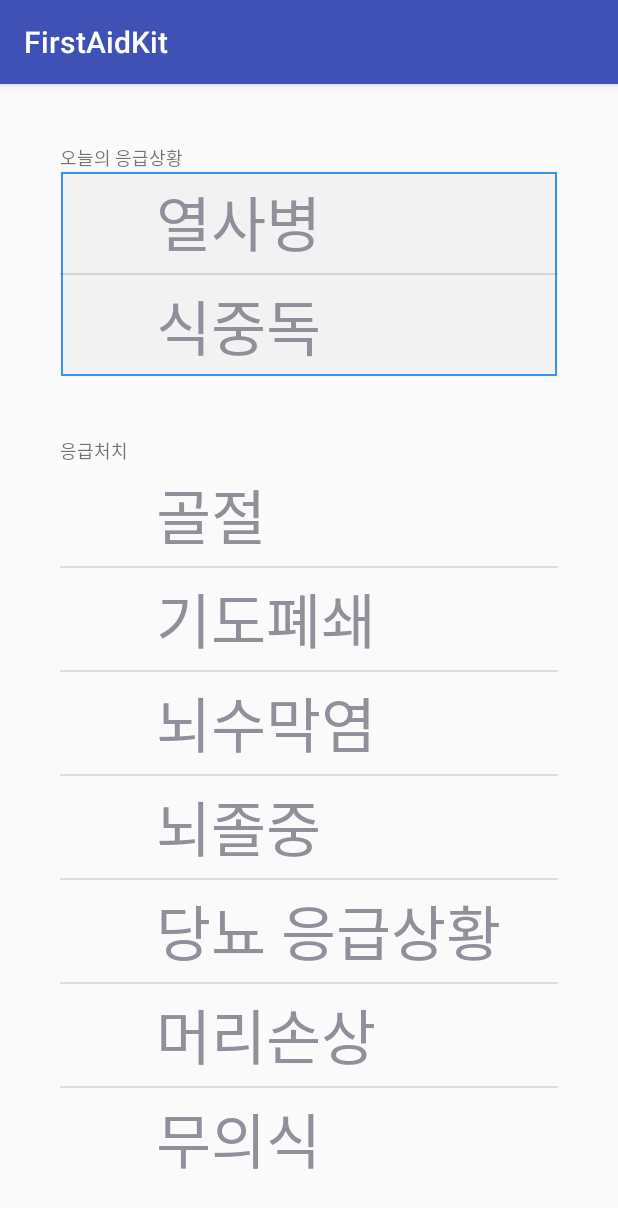
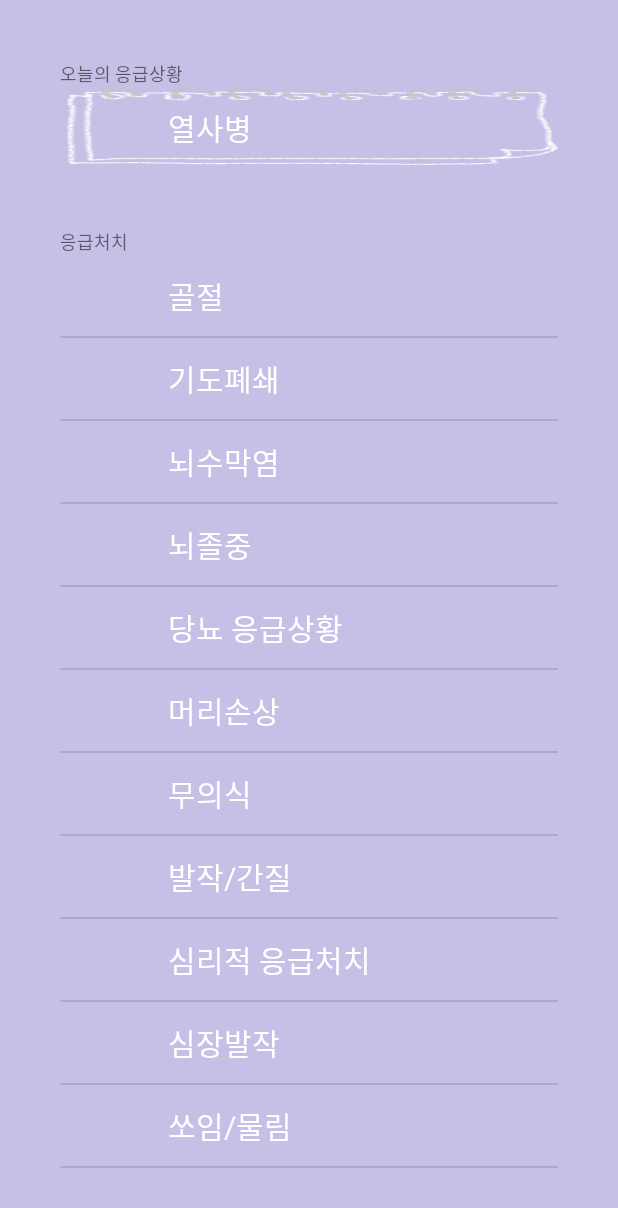
Before and after one commit to seunghyukshin/FirstAidKit, an Android app: the FirstAidListActivity screen opened directly, with no data from a screen before it, on a phone screen of 412 x 824 dp. Shown: the top 1208 px of the screen. Run offline under Robolectric (Android 15) with nearby library versions, the phone set to English and light mode, and no system bars; Roboto replaces fonts that are not available here; 1 statement that could not run was skipped.

Commit message:
add listView background & font

```diff
--- a/app/src/main/AndroidManifest.xml
+++ b/app/src/main/AndroidManifest.xml
@@ -18,7 +18,8 @@
         </activity>
         <activity android:name=".FirstAidListActivity" />
         <activity android:name=".DiagnosisActivity" />
-        <activity android:name=".FirstAidListItem"></activity>
+        <activity android:name=".FirstAidListItem" />
+        <activity android:name=".FirstAidActivity"></activity>
     </application>
 
 </manifest>
--- /dev/null
+++ b/app/src/main/java/com/example/seunghyukshin/firstaidkit/BaseActivity.java
@@ -0,0 +1,43 @@
+package com.example.seunghyukshin.firstaidkit;
+
+import android.app.Activity;
+import android.graphics.Typeface;
+import android.view.View;
+import android.view.ViewGroup;
+import android.widget.TextView;
+
+/**
+ * Created by SEUNGHYUK SHIN on 2018-08-08.
+ */
+
+//http://blog.naver.com/PostView.nhn?blogId=hg1286&logNo=220602654734
+//글꼴변경
+
+public class BaseActivity extends Activity{
+    public Typeface mTypeface = null;
+
+    @Override
+    public void setContentView(int layoutResId){
+        super.setContentView(layoutResId);
+        if(mTypeface == null){
+            mTypeface = Typeface.createFromAsset(this.getAssets(),"fonts/BMDOHYEON_ttf.ttf");
+        }
+        setGlobalFont(getWindow().getDecorView());
+    }
+
+    public void setGlobalFont(View view) {
+        if(view !=null){
+            if(view instanceof ViewGroup){
+                ViewGroup vg = (ViewGroup) view;
+                int vgCnt = vg.getChildCount();
+                for (int i=0;i<vgCnt;i++){
+                    View v = vg.getChildAt(i);
+                    if(v instanceof TextView){
+                        ((TextView) v).setTypeface(mTypeface);
+                    }
+                    setGlobalFont(v);
+                }
+            }
+        }
+    }
+}
--- /dev/null
+++ b/app/src/main/java/com/example/seunghyukshin/firstaidkit/FirstAidActivity.java
@@ -0,0 +1,13 @@
+package com.example.seunghyukshin.firstaidkit;
+
+import android.support.v7.app.AppCompatActivity;
+import android.os.Bundle;
+
+public class FirstAidActivity extends AppCompatActivity {
+
+    @Override
+    protected void onCreate(Bundle savedInstanceState) {
+        super.onCreate(savedInstanceState);
+        setContentView(R.layout.activity_first_aid);
+    }
+}
--- a/app/src/main/java/com/example/seunghyukshin/firstaidkit/FirstAidListActivity.java
+++ b/app/src/main/java/com/example/seunghyukshin/firstaidkit/FirstAidListActivity.java
@@ -1,30 +1,36 @@
 package com.example.seunghyukshin.firstaidkit;
 
+import android.graphics.Color;
+import android.graphics.Typeface;
 import android.support.v7.app.AppCompatActivity;
 import android.os.Bundle;
 import android.view.View;
 import android.view.ViewGroup;
 import android.widget.AdapterView;
 import android.widget.BaseAdapter;
+import android.widget.LinearLayout;
 import android.widget.ListView;
 
 import java.util.ArrayList;
-
-public class FirstAidListActivity extends AppCompatActivity {
+public class FirstAidListActivity extends BaseActivity {
     ListView listView_today_fa; //오늘의 응급상황
     ListView listView_fa;//응급처치법 쭈루룩
     FirstAidAdapter adapter_fa;
     FirstAidAdapter adapter_today_fa;
+    LinearLayout layout_fa;
     @Override
     protected void onCreate(Bundle savedInstanceState) {
         super.onCreate(savedInstanceState);
         setContentView(R.layout.activity_first_aid_list);
 
+        //배경화면색
+        layout_fa = (LinearLayout) findViewById(R.id.FirstAidListLayout);
+        layout_fa.setBackgroundColor(Color.rgb(200,191,231));
+
         listView_today_fa = (ListView) findViewById(R.id.listView);
         adapter_today_fa = new FirstAidAdapter();
         // 우선순위 알고리즘추가 할것
         adapter_today_fa.addItem(new FirstAidListItem("열사병"));
-        adapter_today_fa.addItem(new FirstAidListItem("식중독"));
 
         listView_today_fa.setAdapter(adapter_today_fa);
 
@@ -105,7 +111,13 @@
             FirstAidListItem item = items.get(position);
             view.setName(item.getName());
             //view.setContent(item.getContents());
+
+//            if (convertView == null) {
+//                view.setTypeface(Typeface.createFromAsset(convertView.getContext().getAssets(), "fonts/NanumBarunGothicBold.ttf"));
+//            }
+//            return convertView;
             return view;
+
         }
     }
 
--- a/app/src/main/java/com/example/seunghyukshin/firstaidkit/FirstAidListItemView.java
+++ b/app/src/main/java/com/example/seunghyukshin/firstaidkit/FirstAidListItemView.java
@@ -1,7 +1,9 @@
 package com.example.seunghyukshin.firstaidkit;
 
 import android.content.Context;
+import android.graphics.Typeface;
 import android.view.LayoutInflater;
+import android.view.View;
 import android.widget.LinearLayout;
 import android.widget.TextView;
 
@@ -12,6 +14,7 @@
 public class FirstAidListItemView extends LinearLayout{
     TextView textView;
     //TextView textView2;
+    BaseActivity ba;
     public FirstAidListItemView(Context context) {
         super(context);
         init(context);
@@ -20,10 +23,10 @@
     public void init(Context context){
         LayoutInflater inflater =  (LayoutInflater) context.getSystemService(Context.LAYOUT_INFLATER_SERVICE);
         inflater.inflate(R.layout.first_aid_list_item,this,true);
-
+        ba=new BaseActivity();
         textView = (TextView) findViewById(R.id.textView);
-        //textView2 = (TextView) findViewById(R.id.textView2);
-    }
+        //textView.setTypeface(Typeface.createFromAsset( /*ba.getAssets()*/, "fonts/BMDOHYEON_ttf.ttf"));
+        }
 
     public void setName(String name){
         textView.setText(name);
--- /dev/null
+++ b/app/src/main/res/layout/activity_first_aid.xml
@@ -0,0 +1,9 @@
+<?xml version="1.0" encoding="utf-8"?>
+<android.support.constraint.ConstraintLayout xmlns:android="http://schemas.android.com/apk/res/android"
+    xmlns:app="http://schemas.android.com/apk/res-auto"
+    xmlns:tools="http://schemas.android.com/tools"
+    android:layout_width="match_parent"
+    android:layout_height="match_parent"
+    tools:context="com.example.seunghyukshin.firstaidkit.FirstAidActivity">
+
+</android.support.constraint.ConstraintLayout>
--- a/app/src/main/res/layout/activity_first_aid_list.xml
+++ b/app/src/main/res/layout/activity_first_aid_list.xml
@@ -6,7 +6,9 @@
     android:layout_height="match_parent"
     android:padding="40dp"
     android:orientation="vertical"
-    tools:context="com.example.seunghyukshin.firstaidkit.FirstAidListActivity">
+    android:id="@+id/FirstAidListLayout"
+    tools:context="com.example.seunghyukshin.firstaidkit.FirstAidListActivity"
+    >
 
     <LinearLayout
         android:layout_width="match_parent"
@@ -22,7 +24,7 @@
             android:layout_width="match_parent"
             android:layout_height="wrap_content"
             android:id="@+id/listView"
-            android:background="@drawable/layout_border_today">
+            android:background="@drawable/ayeon">
         </ListView>
     </LinearLayout>
 
--- a/app/src/main/res/layout/first_aid_list_item.xml
+++ b/app/src/main/res/layout/first_aid_list_item.xml
@@ -6,22 +6,21 @@
     android:layout_height="wrap_content"
     tools:context="com.example.seunghyukshin.firstaidkit.FirstAidListItem">
 
-    <ImageView
-        android:layout_width="60dp"
-        android:layout_height="60dp" />
 
     <LinearLayout
         android:orientation="vertical"
         android:layout_width="match_parent"
         android:layout_height="wrap_content"
-        android:padding="4dp">
+        android:padding="12dp">
 
         <TextView
+            android:layout_marginLeft="60dp"
             android:layout_width="wrap_content"
             android:layout_height="wrap_content"
             android:text="newText"
-            android:textSize="40dp"
+            android:textSize="20dp"
             android:id="@+id/textView"
+            android:textColor="@android:color/white"
             />
     </LinearLayout>
 </LinearLayout>
```
Also changed, not shown: app/src/main/res/drawable/ayeon.png (added), 3 other files.
